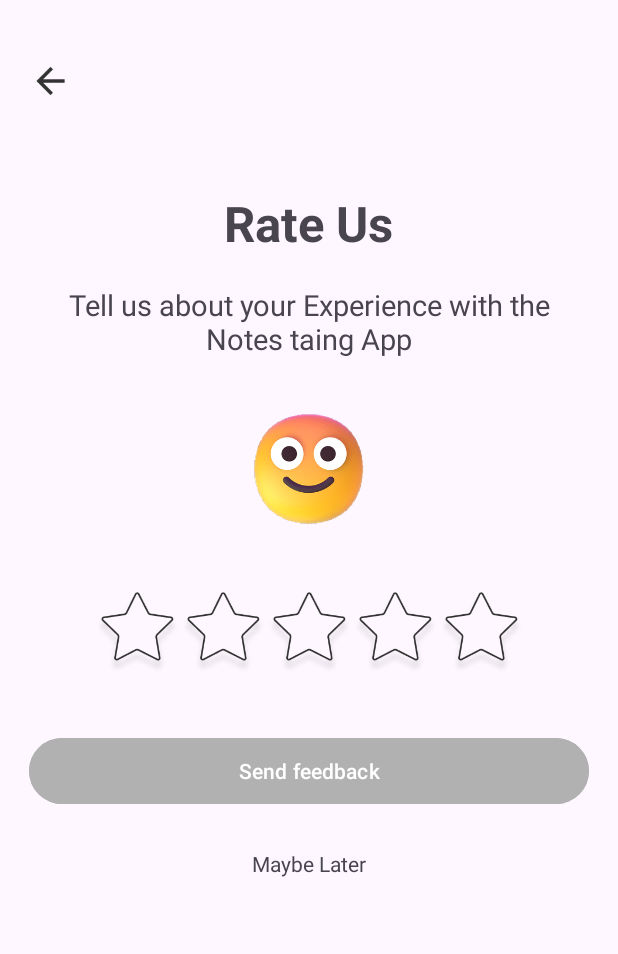
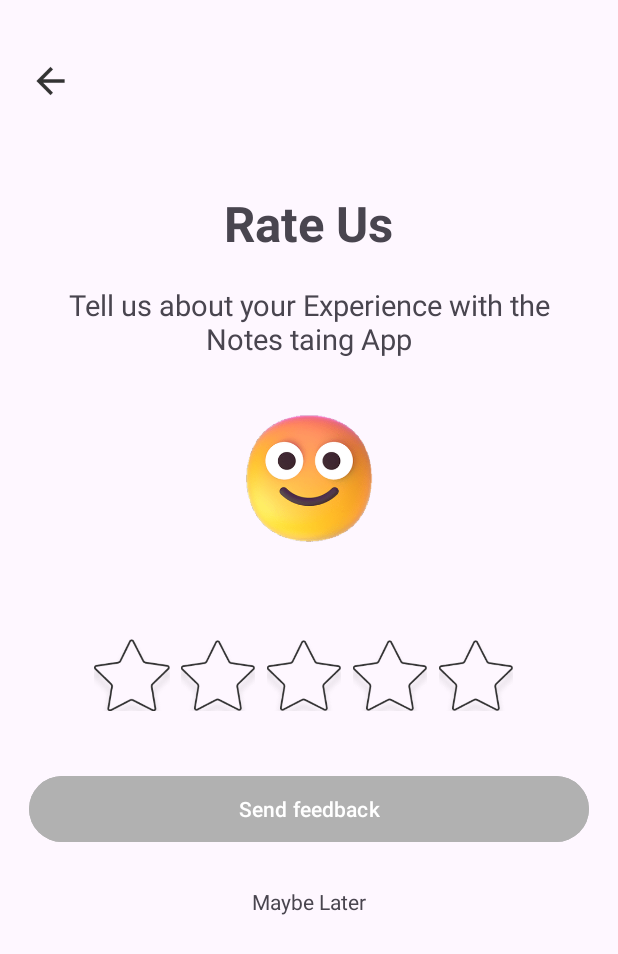
Before and after one commit to Abdul-Muqaddam/AiNoteTaking-App-Xml, an Android app: the Rate_Us_Activity screen opened directly, with no data from a screen before it, on a phone screen of 412 x 824 dp. Shown: the top 954 px of the screen. Run offline under Robolectric (Android 15) with nearby library versions, the phone set to English and light mode, and no system bars; our stand-ins replace sdp/ssp sizes.

Commit message:
Added View Model

```diff
--- a/app/build.gradle.kts
+++ b/app/build.gradle.kts
@@ -50,5 +50,6 @@ dependencies {
     androidTestImplementation(libs.androidx.espresso.core)
     implementation ("com.intuit.sdp:sdp-android:1.1.1")
     implementation ("com.intuit.ssp:ssp-android:1.1.1")
+    implementation("androidx.lifecycle:lifecycle-runtime-ktx:2.9.1")
     implementation("com.kizitonwose.calendar:view:2.7.0")
 }
--- a/app/src/main/java/com/example/firstxmlprojectainotepad/presentation/features/Rate_us_screen/Rate_Us_Activity.kt
+++ b/app/src/main/java/com/example/firstxmlprojectainotepad/presentation/features/Rate_us_screen/Rate_Us_Activity.kt
@@ -4,22 +4,76 @@ import android.content.Intent
 import android.os.Bundle
 import androidx.activity.enableEdgeToEdge
 import androidx.appcompat.app.AppCompatActivity
-import androidx.core.view.ViewCompat
-import androidx.core.view.WindowInsetsCompat
+import androidx.lifecycle.Lifecycle
+import androidx.lifecycle.ViewModelProvider
+import androidx.lifecycle.lifecycleScope
+import androidx.lifecycle.repeatOnLifecycle
 import com.example.firstxmlprojectainotepad.R
 import com.example.firstxmlprojectainotepad.databinding.ActivityRateUsBinding
 import com.example.firstxmlprojectainotepad.presentation.features.setting_activity.SettingsActivity
+import kotlinx.coroutines.launch
 
 class Rate_Us_Activity : AppCompatActivity() {
     private lateinit var binding: ActivityRateUsBinding
     override fun onCreate(savedInstanceState: Bundle?) {
         super.onCreate(savedInstanceState)
-        binding=ActivityRateUsBinding.inflate(layoutInflater)
+        binding = ActivityRateUsBinding.inflate(layoutInflater)
         setContentView(binding.root)
         enableEdgeToEdge()
-        binding.icBackArrowRate.setOnClickListener{
-            val intent=Intent(this,SettingsActivity::class.java)
+        binding.icBackArrowRate.setOnClickListener {
+            val intent = Intent(this, SettingsActivity::class.java)
             startActivity(intent)
         }
+
+        val viewModel=ViewModelProvider(this)[RateUsViewModel::class.java]
+
+        lifecycleScope.launch(){
+            repeatOnLifecycle(Lifecycle.State.STARTED){
+                viewModel.state.collect{ state->
+                    binding.icEmoji.setImageResource(state.reviewImg)
+                    binding.reviewText.setText(state.reviewText)
+
+
+                    val starIds = listOf(
+                        binding.icStar1,
+                        binding.icStar2,
+                        binding.icStar3,
+                        binding.icStar4,
+                        binding.icStar5
+                    )
+
+                    for (i in starIds.indices) {
+                        if (i < state.ratingStar) {
+                            starIds[i].setImageResource(R.drawable.ic_selected_star)
+                        } else {
+                            starIds[i].setImageResource(R.drawable.ic_star_unselected)
+                        }
+                    }
+
+                }
+            }
+        }
+
+        binding.icStar1.setOnClickListener {
+            viewModel.onRatingChange(1)
+        }
+        binding.icStar2.setOnClickListener {
+            viewModel.onRatingChange(2)
+
+        }
+        binding.icStar3.setOnClickListener {
+            viewModel.onRatingChange(3)
+
+        }
+        binding.icStar4.setOnClickListener {
+            viewModel.onRatingChange(4)
+
+        }
+        binding.icStar5.setOnClickListener {
+            viewModel.onRatingChange(5)
+        }
+
+
+
     }
 }
--- a/app/src/main/java/com/example/firstxmlprojectainotepad/presentation/features/setting_activity/SettingsActivity.kt
+++ b/app/src/main/java/com/example/firstxmlprojectainotepad/presentation/features/setting_activity/SettingsActivity.kt
@@ -18,11 +18,11 @@ class SettingsActivity : AppCompatActivity() {
         binding=ActivitySettingsBinding.inflate(layoutInflater)
         setContentView(binding.root)
         enableEdgeToEdge()
-        binding.feedbackArrow.setOnClickListener{
+        binding.feedbackParent.setOnClickListener{
             val intent=Intent(this,Feedback_activity::class.java)
             startActivity(intent)
         }
-        binding.RateUsArrow.setOnClickListener{
+        binding.RateUsParent.setOnClickListener{
             val intent=Intent(this,Rate_Us_Activity::class.java)
             startActivity(intent)
         }
--- a/app/src/main/res/layout/activity_rate_us.xml
+++ b/app/src/main/res/layout/activity_rate_us.xml
@@ -3,111 +3,147 @@
     xmlns:app="http://schemas.android.com/apk/res-auto"
     xmlns:tools="http://schemas.android.com/tools"
     android:id="@+id/main"
+    android:layout_width="match_parent"
+    android:layout_height="match_parent"
     android:orientation="vertical"
     android:paddingHorizontal="@dimen/_15sdp"
-    android:layout_width="match_parent"
-    android:layout_height="match_parent"
     tools:context=".presentation.features.Rate_us_screen.Rate_Us_Activity">
+
     <ImageView
-    android:layout_marginTop="@dimen/_30sdp"
         android:id="@+id/ic_back_arrow_rate"
         android:layout_width="@dimen/_22sdp"
         android:layout_height="@dimen/_22sdp"
+        android:layout_marginTop="@dimen/_30sdp"
         android:contentDescription="@null"
-    android:src="@drawable/ic_baseline_arrow_back"/>
+        android:src="@drawable/ic_baseline_arrow_back" />
+
     <TextView
-        android:layout_marginTop="@dimen/_45sdp"
         android:layout_width="wrap_content"
         android:layout_height="wrap_content"
+        android:layout_gravity="center_horizontal"
+        android:layout_marginTop="@dimen/_45sdp"
         android:text="@string/rate_us"
         android:textSize="@dimen/_25ssp"
-        android:textStyle="bold"
-        android:layout_gravity="center_horizontal"/>
+        android:textStyle="bold" />
+
     <TextView
         android:layout_width="wrap_content"
         android:layout_height="wrap_content"
         android:layout_marginTop="@dimen/_15sdp"
+        android:gravity="center_horizontal"
         android:text="@string/tell_us_about_your_experience_with_the_notes_taing_app"
-        android:textSize="@dimen/_15ssp"
-        android:gravity="center_horizontal" />
+        android:textSize="@dimen/_15ssp" />
+
     <ImageView
-        android:layout_width="@dimen/_64sdp"
-        android:layout_height="@dimen/_64sdp"
+        android:id="@+id/icEmoji"
+        android:layout_width="@dimen/_74sdp"
+        android:layout_height="@dimen/_74sdp"
+        android:layout_gravity="center_horizontal"
         android:layout_marginTop="@dimen/_25sdp"
         android:contentDescription="@null"
+        android:src="@drawable/ic_happy_emoji" />
+
+    <TextView
+        android:id="@+id/reviewText"
+        android:text="@string/_empty"
+        android:layout_gravity="center"
+        android:layout_width="wrap_content"
+        android:layout_height="wrap_content"/>
+
+    <LinearLayout
+        android:layout_width="wrap_content"
+        android:layout_height="wrap_content"
         android:layout_gravity="center_horizontal"
-        android:src="@drawable/ic_happy_emoji"/>
-    <androidx.constraintlayout.widget.ConstraintLayout
-        android:layout_marginTop="@dimen/_30sdp"
-        android:layout_gravity="center_horizontal"
-        android:layout_width="wrap_content"
-        android:layout_height="wrap_content">
+        android:layout_marginTop="@dimen/_30sdp">
 
 
         <ImageView
-        android:id="@+id/ic_star_1"
-        app:layout_constraintTop_toTopOf="parent"
+            android:scaleType="centerCrop"
+            android:id="@+id/icStar1"
+            android:layout_width="@dimen/_39sdp"
+            android:layout_height="@dimen/_37sdp"
+            android:contentDescription="@null"
+            android:src="@drawable/ic_star_unselected"
             app:layout_constraintBottom_toBottomOf="parent"
             app:layout_constraintStart_toStartOf="parent"
-        android:layout_width="@dimen/_44sdp"
-        android:layout_height="@dimen/_42sdp"
-        android:contentDescription="@null"
-        android:src="@drawable/ic_star_shape"/>
+            app:layout_constraintTop_toTopOf="parent" />
+
+        <View
+            android:layout_width="@dimen/_5sdp"
+            android:layout_height="0dp"/>
+
         <ImageView
             android:id="@+id/ic_star_2"
-            app:layout_constraintTop_toTopOf="parent"
+            android:layout_width="@dimen/_39sdp"
+            android:layout_height="@dimen/_37sdp"
+            android:contentDescription="@null"
+            android:src="@drawable/ic_star_unselected"
             app:layout_constraintBottom_toBottomOf="parent"
-            app:layout_constraintStart_toEndOf="@+id/ic_star_1"
-            android:layout_width="@dimen/_44sdp"
-            android:layout_height="@dimen/_42sdp"
-            android:contentDescription="@null"
-            android:src="@drawable/ic_star_shape"/>
+            app:layout_constraintStart_toEndOf="@+id/icStar1"
+            app:layout_constraintTop_toTopOf="parent" />
+
+        <View
+            android:layout_width="@dimen/_5sdp"
+            android:layout_height="0dp"/>
+
         <ImageView
             android:id="@+id/ic_star_3"
-            app:layout_constraintTop_toTopOf="parent"
+            android:layout_width="@dimen/_39sdp"
+            android:layout_height="@dimen/_37sdp"
+            android:contentDescription="@null"
+            android:src="@drawable/ic_star_unselected"
             app:layout_constraintBottom_toBottomOf="parent"
             app:layout_constraintStart_toEndOf="@+id/ic_star_2"
-            android:layout_width="@dimen/_44sdp"
-            android:layout_height="@dimen/_42sdp"
-            android:contentDescription="@null"
-            android:src="@drawable/ic_star_shape"/>
+            app:layout_constraintTop_toTopOf="parent" />
+
+        <View
+            android:layout_width="@dimen/_5sdp"
+            android:layout_height="0dp"/>
+
         <ImageView
             android:id="@+id/ic_star_4"
-            app:layout_constraintTop_toTopOf="parent"
+            android:layout_width="@dimen/_39sdp"
+            android:layout_height="@dimen/_37sdp"
+            android:contentDescription="@null"
+            android:src="@drawable/ic_star_unselected"
             app:layout_constraintBottom_toBottomOf="parent"
             app:layout_constraintStart_toEndOf="@+id/ic_star_3"
-            android:layout_width="@dimen/_44sdp"
-            android:layout_height="@dimen/_42sdp"
+            app:layout_constraintTop_toTopOf="parent" />
+
+        <View
+            android:layout_width="@dimen/_5sdp"
+            android:layout_height="0dp"/>
+
+        <ImageView
+            android:id="@+id/ic_star_5"
+            android:layout_width="@dimen/_39sdp"
+            android:layout_height="@dimen/_37sdp"
             android:contentDescription="@null"
-            android:src="@drawable/ic_star_shape"/>
-        <ImageView
-            app:layout_constraintTop_toTopOf="parent"
+            android:src="@drawable/ic_star_unselected"
             app:layout_constraintBottom_toBottomOf="parent"
             app:layout_constraintStart_toEndOf="@+id/ic_star_4"
-            android:layout_width="@dimen/_44sdp"
-            android:layout_height="@dimen/_42sdp"
-            android:contentDescription="@null"
-            android:src="@drawable/ic_star_shape"/>
+            app:layout_constraintTop_toTopOf="parent" />
 
-        </androidx.constraintlayout.widget.ConstraintLayout>
+        <View
+            android:layout_width="@dimen/_5sdp"
+            android:layout_height="0dp"/>
+
+    </LinearLayout>
+
     <Button
-        android:layout_marginTop="@dimen/_30sdp"
-        android:layout_gravity="center_horizontal"
         android:layout_width="match_parent"
         android:layout_height="@dimen/_40sdp"
+        android:layout_gravity="center_horizontal"
+        android:layout_marginTop="@dimen/_30sdp"
         android:backgroundTint="@color/grayB1"
-        android:text="@string/send_feedback"/>
+        android:text="@string/send_feedback" />
+
     <TextView
-    android:layout_marginTop="@dimen/_20ssp"
         android:layout_width="wrap_content"
         android:layout_height="wrap_content"
-    android:text="@string/maybe_later"
-    android:layout_gravity="center_horizontal"/>
-
-
-
-
-
+        android:layout_gravity="center_horizontal"
+        android:layout_marginTop="@dimen/_20ssp"
+        android:text="@string/maybe_later" />
 
 
 </LinearLayout>
--- a/app/src/main/res/layout/activity_settings.xml
+++ b/app/src/main/res/layout/activity_settings.xml
@@ -260,6 +260,7 @@
                 android:textSize="@dimen/_12ssp" />
 
             <androidx.constraintlayout.widget.ConstraintLayout
+                android:id="@+id/RateUsParent"
                 android:layout_width="match_parent"
                 android:layout_height="wrap_content"
                 android:orientation="horizontal"
@@ -312,6 +313,7 @@
             </androidx.constraintlayout.widget.ConstraintLayout>
 
             <androidx.constraintlayout.widget.ConstraintLayout
+                android:id="@+id/feedbackParent"
                 android:layout_width="match_parent"
                 android:layout_height="wrap_content"
                 android:orientation="horizontal"
--- a/app/src/main/res/values/strings.xml
+++ b/app/src/main/res/values/strings.xml
@@ -52,5 +52,11 @@
     <string name="tell_us_about_your_experience_with_the_notes_taing_app">Tell us about your Experience with the Notes taing App</string>
     <string name="send_feedback">Send feedback</string>
     <string name="maybe_later">Maybe Later</string>
+    <string name="_empty"> </string>
+    <string name="very_bad">Very Bad</string>
+    <string name="confused">Confused</string>
+    <string name="average">Average</string>
+    <string name="good">Good</string>
+    <string name="excellent">Excellent</string>
 
 </resources>
```
Also changed, not shown: app/src/main/java/com/example/firstxmlprojectainotepad/presentation/features/Rate_us_screen/RateUsViewModel.kt (+46 -5 lines), app/src/main/res/layout/activity_feedback.xml (+16 -3 lines), app/src/main/res/drawable/ic_average_emoji.png (added), app/src/main/res/drawable/ic_bad_emoji.png (added), app/src/main/res/drawable/ic_confuse_emoji.png (added), app/src/main/res/drawable/ic_excellent_emoji.png (added), app/src/main/res/drawable/ic_good_emoji.png (added), app/src/main/res/drawable/ic_selected_star.png (added), app/src/main/res/drawable/ic_star_shape.png (deleted), app/src/main/res/drawable/ic_star_unselected.png (added). Lines whose indentation alone changed are shown as unchanged.
